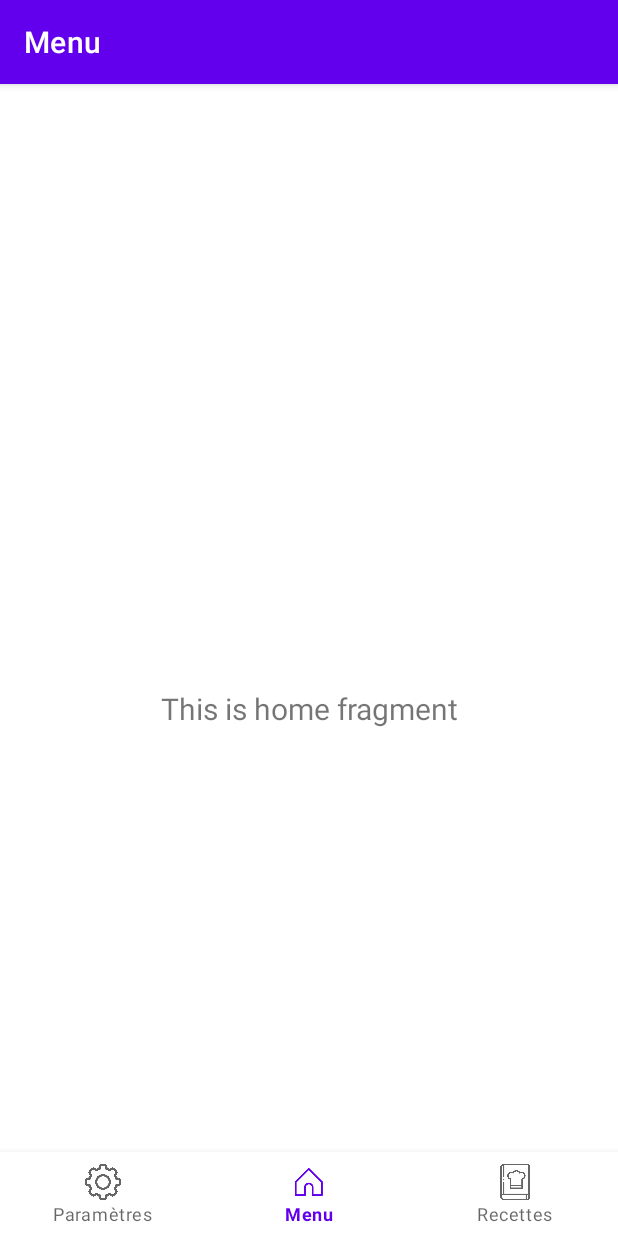
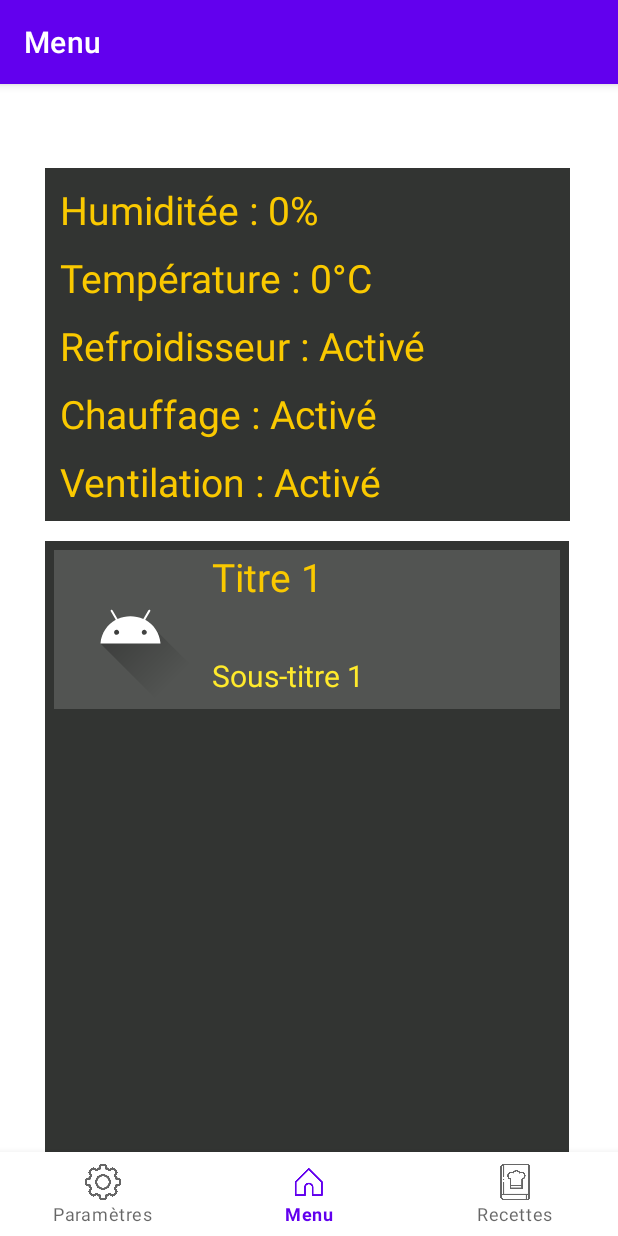
Before and after one commit to UneGrandChevr/fromage, an Android app: the screen it shows after launch (MainActivity), on a phone screen of 412 x 824 dp. Run offline under Robolectric (Android 15) with nearby library versions, the phone set to English and light mode, and no system bars; our stand-ins replace navigation-ui.

Commit message:
Version avec list fromage

```diff
--- /dev/null
+++ b/app/src/main/java/com/example/fromage/ItemLayout.java
@@ -0,0 +1,25 @@
+package com.example.fromage;
+
+public class ItemLayout {
+    private int imageResId;
+    private String title;
+    private String subtitle;
+
+    public ItemLayout(int imageResId, String title, String subtitle) {
+        this.imageResId = imageResId;
+        this.title = title;
+        this.subtitle = subtitle;
+    }
+
+    public int getImageResId() {
+        return imageResId;
+    }
+
+    public String getTitle() {
+        return title;
+    }
+
+    public String getSubtitle() {
+        return subtitle;
+    }
+}
--- a/app/src/main/java/com/example/fromage/MainActivity.java
+++ b/app/src/main/java/com/example/fromage/MainActivity.java
@@ -9,12 +9,20 @@ import androidx.navigation.NavController;
 import androidx.navigation.Navigation;
 import androidx.navigation.ui.AppBarConfiguration;
 import androidx.navigation.ui.NavigationUI;
+import androidx.recyclerview.widget.LinearLayoutManager;
+import androidx.recyclerview.widget.RecyclerView;
 
 import com.example.fromage.databinding.ActivityMainBinding;
+
+import java.util.ArrayList;
+import java.util.List;
 
 public class MainActivity extends AppCompatActivity {
 
     private ActivityMainBinding binding;
+    private RecyclerView recyclerView;
+    private MyAdapterItemLayout adapter;
+    private List<ItemLayout> itemList;
 
     @Override
     protected void onCreate(Bundle savedInstanceState) {
@@ -32,6 +40,18 @@ public class MainActivity extends AppCompatActivity {
         NavController navController = Navigation.findNavController(this, R.id.nav_host_fragment_activity_main);
         NavigationUI.setupActionBarWithNavController(this, navController, appBarConfiguration);
         NavigationUI.setupWithNavController(binding.navView, navController);
+
+        recyclerView = findViewById(R.id.myRecyclerView);
+        recyclerView.setLayoutManager(new LinearLayoutManager(this));
+
+        // Données à afficher
+        itemList = new ArrayList<ItemLayout>();
+        itemList.add(new ItemLayout(R.drawable.ic_launcher_foreground, "Titre 1", "Sous-titre 1"));
+        itemList.add(new ItemLayout(R.drawable.ic_launcher_foreground, "Titre 2", "Sous-titre 2"));
+        itemList.add(new ItemLayout(R.drawable.ic_launcher_foreground, "Titre 3", "Sous-titre 3"));
+
+        adapter = new MyAdapterItemLayout(itemList);
+        recyclerView.setAdapter(adapter);
     }
     //AAA mais nino gay en plus
 
--- /dev/null
+++ b/app/src/main/java/com/example/fromage/MyAdapterItemLayout.java
@@ -0,0 +1,55 @@
+package com.example.fromage;
+
+import android.view.LayoutInflater;
+import android.view.View;
+import android.view.ViewGroup;
+import android.widget.ImageView;
+import android.widget.TextView;
+
+import androidx.annotation.NonNull;
+import androidx.recyclerview.widget.RecyclerView;
+
+import java.util.List;
+
+public class MyAdapterItemLayout extends RecyclerView.Adapter<MyAdapterItemLayout.ViewHolder> {
+
+    private List<ItemLayout> itemList;
+
+    public MyAdapterItemLayout(List<ItemLayout> itemList) {
+        this.itemList = itemList;
+    }
+
+    public static class ViewHolder extends RecyclerView.ViewHolder {
+        ImageView imageView;
+        TextView titleView;
+        TextView subtitleView;
+
+        public ViewHolder(View itemView) {
+            super(itemView);
+            imageView = itemView.findViewById(R.id.CheeseIcon);
+            titleView = itemView.findViewById(R.id.TitreCheese);
+            subtitleView = itemView.findViewById(R.id.ActionCheese);
+        }
+    }
+
+    @NonNull
+    @Override
+    public ViewHolder onCreateViewHolder(@NonNull ViewGroup parent, int viewType) {
+        View view = LayoutInflater.from(parent.getContext())
+                .inflate(R.layout.itemlayout, parent, false);
+        return new ViewHolder(view);
+    }
+
+    @Override
+    public void onBindViewHolder(@NonNull ViewHolder holder, int position) {
+        ItemLayout item = itemList.get(position);
+        holder.imageView.setImageResource(item.getImageResId());
+        holder.titleView.setText(item.getTitle());
+        holder.subtitleView.setText(item.getSubtitle());
+    }
+
+    @Override
+    public int getItemCount() {
+        return itemList.size();
+    }
+}
--- a/app/src/main/java/com/example/fromage/ui/home/HomeFragment.java
+++ b/app/src/main/java/com/example/fromage/ui/home/HomeFragment.java
@@ -24,8 +24,8 @@ public class HomeFragment extends Fragment {
         binding = FragmentHomeBinding.inflate(inflater, container, false);
         View root = binding.getRoot();
 
-        final TextView textView = binding.textHome;
-        homeViewModel.getText().observe(getViewLifecycleOwner(), textView::setText);
+        //final TextView textView = binding.textHome;
+        //homeViewModel.getText().observe(getViewLifecycleOwner(), textView::setText);
         return root;
     }
 
--- a/app/src/main/res/layout/fragment_home.xml
+++ b/app/src/main/res/layout/fragment_home.xml
@@ -6,17 +6,92 @@
     android:layout_height="match_parent"
     tools:context=".ui.home.HomeFragment">
 
-    <TextView
-        android:id="@+id/text_home"
-        android:layout_width="match_parent"
-        android:layout_height="wrap_content"
-        android:layout_marginStart="8dp"
-        android:layout_marginTop="8dp"
-        android:layout_marginEnd="8dp"
-        android:textAlignment="center"
-        android:textSize="20sp"
-        app:layout_constraintBottom_toBottomOf="parent"
-        app:layout_constraintEnd_toEndOf="parent"
+    <FrameLayout
+        android:id="@+id/frameLayout"
+        android:layout_width="350dp"
+        android:layout_height="235dp"
+        android:layout_marginStart="30dp"
+        android:background="#323432"
         app:layout_constraintStart_toStartOf="parent"
-        app:layout_constraintTop_toTopOf="parent" />
+        app:layout_constraintTop_toTopOf="parent">
+
+        <LinearLayout
+            android:layout_width="match_parent"
+            android:layout_height="match_parent"
+            android:orientation="vertical">
+
+            <TextView
+                android:id="@+id/Humiditetext"
+                android:layout_width="match_parent"
+                android:layout_height="wrap_content"
+                android:layout_marginLeft="10dp"
+                android:layout_marginTop="10dp"
+                android:text="Humiditée : 0%"
+                android:textColor="#FAC900"
+                android:textSize="26dp" />
+
+            <TextView
+                android:id="@+id/Temperaturetext"
+                android:layout_width="match_parent"
+                android:layout_height="wrap_content"
+                android:layout_marginLeft="10dp"
+                android:layout_marginTop="10dp"
+                android:text="Température : 0°C"
+                android:textColor="#FAC900"
+                android:textSize="26dp" />
+
+            <TextView
+                android:id="@+id/ReffroidisseurText"
+                android:layout_width="match_parent"
+                android:layout_height="wrap_content"
+                android:layout_marginLeft="10dp"
+                android:layout_marginTop="10dp"
+                android:text="Refroidisseur : Activé"
+                android:textColor="#FAC900"
+                android:textSize="26dp" />
+
+            <TextView
+                android:id="@+id/chauffageText"
+                android:layout_width="match_parent"
+                android:layout_height="wrap_content"
+                android:layout_marginLeft="10dp"
+                android:layout_marginTop="10dp"
+                android:text="Chauffage : Activé"
+                android:textColor="#FAC900"
+                android:textSize="26dp" />
+
+            <TextView
+                android:id="@+id/ventilationText"
+                android:layout_width="match_parent"
+                android:layout_height="wrap_content"
+                android:layout_marginLeft="10dp"
+                android:layout_marginTop="10dp"
+                android:text="Ventilation : Activé"
+                android:textColor="#FAC900"
+                android:textSize="26dp" />
+        </LinearLayout>
+    </FrameLayout>
+
+    <FrameLayout
+        android:layout_width="349dp"
+        android:layout_height="467dp"
+        android:layout_marginStart="30dp"
+        android:layout_marginTop="13dp"
+        android:background="#323432"
+        app:layout_constraintStart_toStartOf="parent"
+        app:layout_constraintTop_toBottomOf="@+id/frameLayout">
+
+        <LinearLayout
+            android:layout_width="match_parent"
+            android:layout_height="match_parent"
+            android:orientation="vertical">
+
+            <androidx.recyclerview.widget.RecyclerView
+                android:id="@+id/myRecyclerView"
+                android:layout_width="match_parent"
+                android:layout_height="match_parent"/>
+
+
+        </LinearLayout>
+    </FrameLayout>
 </androidx.constraintlayout.widget.ConstraintLayout>
--- /dev/null
+++ b/app/src/main/res/layout/itemlayout.xml
@@ -0,0 +1,43 @@
+<?xml version="1.0" encoding="utf-8"?>
+<LinearLayout xmlns:android="http://schemas.android.com/apk/res/android"
+    android:layout_width="match_parent"
+    android:layout_height="match_parent"
+    xmlns:tools="http://schemas.android.com/tools"
+    >
+    <FrameLayout
+        android:id="@+id/CheeseLayout"
+        android:layout_width="match_parent"
+        android:layout_height="106dp"
+        android:layout_marginLeft="6dp"
+        android:layout_marginTop="6dp"
+        android:layout_marginRight="6dp"
+        android:background="#525452">
+
+        <ImageView
+            android:id="@+id/CheeseIcon"
+            android:layout_width="94dp"
+            android:layout_marginTop="2dp"
+            android:layout_marginLeft="4dp"
+            android:layout_height="103dp"
+            tools:src="@tools:sample/avatars" />
+
+        <TextView
+            android:id="@+id/TitreCheese"
+            android:layout_width="156dp"
+            android:layout_height="wrap_content"
+            android:layout_marginLeft="105dp"
+            android:text="Camembert"
+            android:textColor="#FAC900"
+            android:textSize="26dp" />
+
+        <TextView
+            android:id="@+id/ActionCheese"
+            android:layout_width="wrap_content"
+            android:layout_height="wrap_content"
+            android:layout_marginLeft="105dp"
+            android:layout_marginTop="70dp"
+            android:textColor="#FFEA2C"
+            android:textSize="20dp"
+            android:text="Retournez dans 12h" />
+    </FrameLayout>
+</LinearLayout>
```
